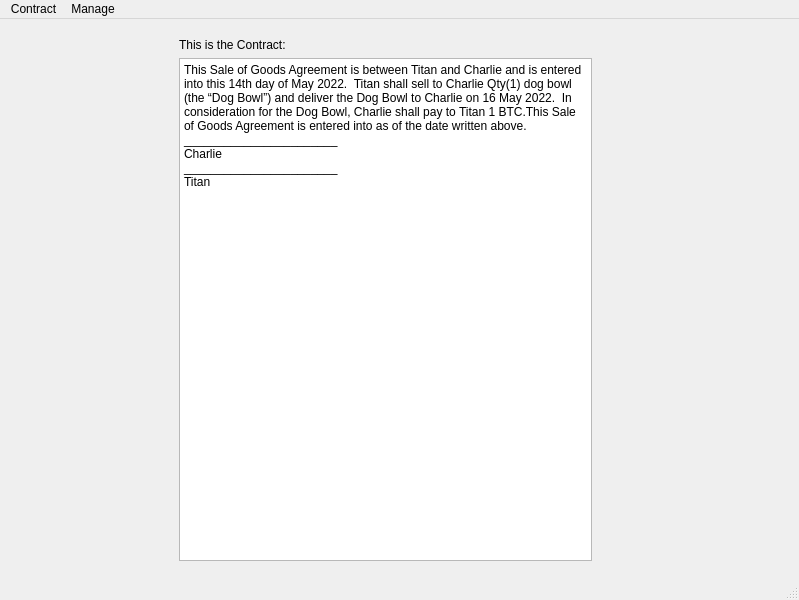
Above: QtContractParent.ui from TKChattoraj/LNContractApp before the change. Below: the same form after it.
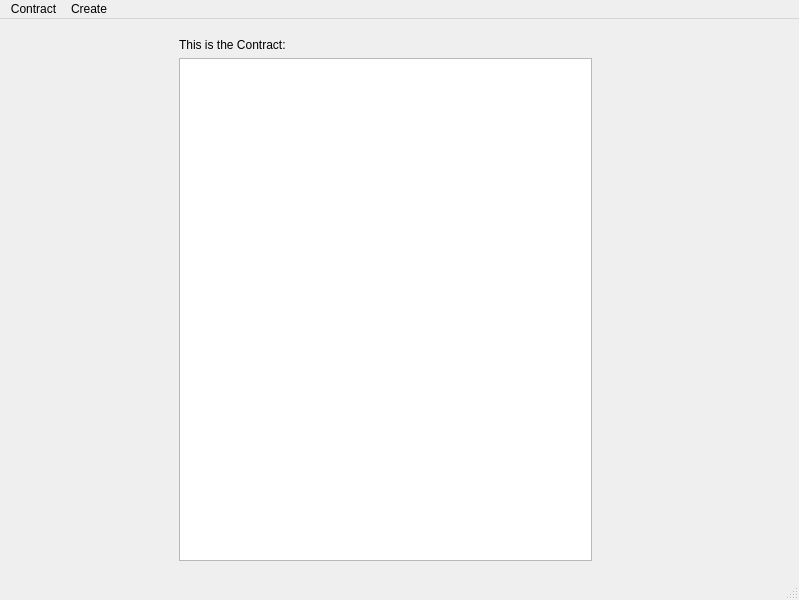
That is the form after the change.

Diff of the .ui file:
```diff
--- a/QtContractParent.ui
+++ b/QtContractParent.ui
@@ -64,11 +64,7 @@
 &lt;html&gt;&lt;head&gt;&lt;meta name=&quot;qrichtext&quot; content=&quot;1&quot; /&gt;&lt;style type=&quot;text/css&quot;&gt;
 p, li { white-space: pre-wrap; }
 &lt;/style&gt;&lt;/head&gt;&lt;body style=&quot; font-family:'Sans Serif'; font-size:9pt; font-weight:400; font-style:normal;&quot;&gt;
-&lt;p style=&quot; margin-top:0px; margin-bottom:0px; margin-left:0px; margin-right:0px; -qt-block-indent:0; text-indent:0px;&quot;&gt;This Sale of Goods Agreement is between Titan and Charlie and is entered into this 14th day of May 2022.  Titan shall sell to Charlie Qty(1) dog bowl (the “Dog Bowl”) and deliver the Dog Bowl to Charlie on 16 May 2022.  In consideration for the Dog Bowl, Charlie shall pay to Titan 1 BTC.This Sale of Goods Agreement is entered into as of the date written above.&lt;/p&gt;
-&lt;p style=&quot; margin-top:0px; margin-bottom:0px; margin-left:0px; margin-right:0px; -qt-block-indent:0; text-indent:0px;&quot;&gt;_______________________&lt;/p&gt;
-&lt;p style=&quot; margin-top:0px; margin-bottom:0px; margin-left:0px; margin-right:0px; -qt-block-indent:0; text-indent:0px;&quot;&gt;Charlie&lt;/p&gt;
-&lt;p style=&quot; margin-top:0px; margin-bottom:0px; margin-left:0px; margin-right:0px; -qt-block-indent:0; text-indent:0px;&quot;&gt;_______________________&lt;/p&gt;
-&lt;p style=&quot; margin-top:0px; margin-bottom:0px; margin-left:0px; margin-right:0px; -qt-block-indent:0; text-indent:0px;&quot;&gt;Titan&lt;/p&gt;&lt;/body&gt;&lt;/html&gt;</string>
+&lt;p style=&quot;-qt-paragraph-type:empty; margin-top:0px; margin-bottom:0px; margin-left:0px; margin-right:0px; -qt-block-indent:0; text-indent:0px;&quot;&gt;&lt;br /&gt;&lt;/p&gt;&lt;/body&gt;&lt;/html&gt;</string>
           </property>
           <property name="textInteractionFlags">
            <set>Qt::LinksAccessibleByKeyboard|Qt::LinksAccessibleByMouse|Qt::TextBrowserInteraction|Qt::TextEditable|Qt::TextEditorInteraction|Qt::TextSelectableByKeyboard|Qt::TextSelectableByMouse</set>
@@ -113,9 +109,9 @@
     </property>
     <addaction name="actionImport"/>
    </widget>
-   <widget class="QMenu" name="menuManage">
+   <widget class="QMenu" name="menuCreate">
     <property name="title">
-     <string>Manage</string>
+     <string>Create</string>
     </property>
     <widget class="QMenu" name="menuCreate">
      <property name="title">
@@ -138,7 +134,7 @@
     <addaction name="menuCreate"/>
    </widget>
    <addaction name="menuContract"/>
-   <addaction name="menuManage"/>
+   <addaction name="menuCreate"/>
   </widget>
   <widget class="QStatusBar" name="statusbar"/>
   <action name="actionImport">
```
Left out of the diff: 6 changed lines with no effect on the pictures.
